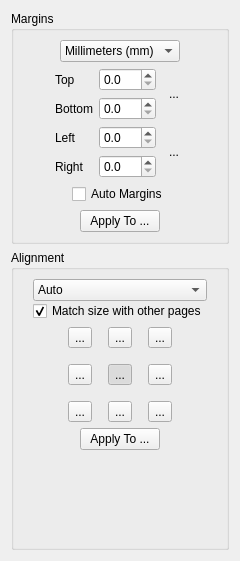
Old version of the form filters/page_layout/ui/PageLayoutOptionsWidget.ui in the repository ImageProcessing-ElectronicPublications/scantailor-deviant.
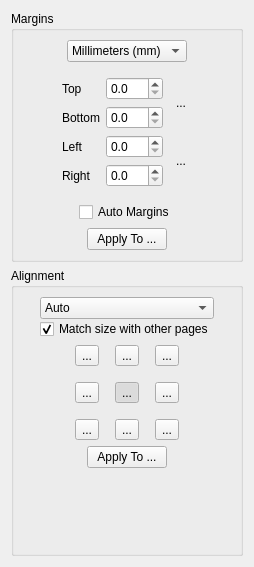
New version of the form. Icons and pictures are not drawn.

Commit message:
Rallbacked AutoMargins
AutoMargins feature (originally from STE) has been oved to Margins from Alignment.
Also its effect now could be rallbacked to previous values.

Patch:
```diff
--- a/filters/page_layout/ui/PageLayoutOptionsWidget.ui
+++ b/filters/page_layout/ui/PageLayoutOptionsWidget.ui
@@ -6,8 +6,8 @@
    <rect>
     <x>0</x>
     <y>0</y>
-    <width>240</width>
-    <height>561</height>
+    <width>254</width>
+    <height>567</height>
    </rect>
   </property>
   <property name="windowTitle">
@@ -69,6 +69,7 @@
        </layout>
       </item>
       <item>
+       <widget class="QWidget" name="panelMarginsControls" native="true">
        <layout class="QHBoxLayout" name="horizontalLayout_2">
         <item>
          <spacer name="horizontalSpacer_3">
@@ -226,6 +227,7 @@
          </spacer>
         </item>
        </layout>
+       </widget>
       </item>
       <item>
        <widget class="QWidget" name="autoMarginsLayout_2" native="true">
@@ -293,8 +295,8 @@
           </property>
           <property name="sizeHint" stdset="0">
            <size>
-            <width>1</width>
-            <height>1</height>
+            <width>13</width>
+            <height>13</height>
            </size>
           </property>
          </spacer>
@@ -313,8 +315,8 @@
           </property>
           <property name="sizeHint" stdset="0">
            <size>
-            <width>1</width>
-            <height>1</height>
+            <width>13</width>
+            <height>13</height>
            </size>
           </property>
          </spacer>
```
Lines whose indentation alone changed are shown as unchanged. The commit also changes 23 other files.
